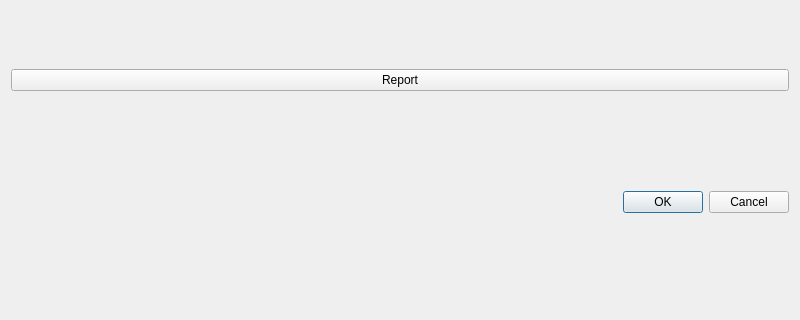
This is mainwindow.ui in stud-labs/db-qt as Qt 5 draws it before an edit; both pictures show x 0 to 800 and y 280 to 600 of the 800 by 600 pixel window. The edited form follows.
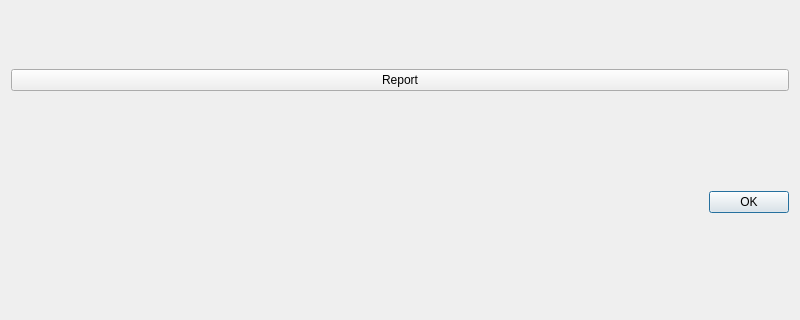
This is the edited form.

What changed in the file:
```diff
--- a/mainwindow.ui
+++ b/mainwindow.ui
@@ -38,7 +38,7 @@
    <item>
     <widget class="QDialogButtonBox" name="buttonBox">
      <property name="standardButtons">
-      <set>QDialogButtonBox::Cancel|QDialogButtonBox::Ok</set>
+      <set>QDialogButtonBox::Ok</set>
      </property>
     </widget>
    </item>
```
